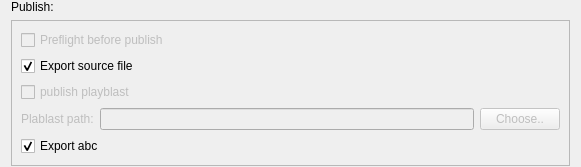
Qt form check/anim/gui/extend_pub_widget.ui (CX-kkk/preflight) before a commit.
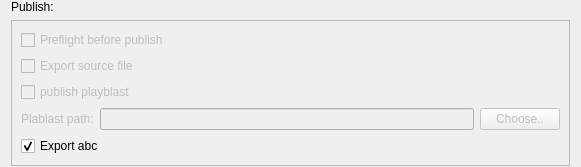
The same form after that commit.

```diff
--- a/check/anim/gui/extend_pub_widget.ui
+++ b/check/anim/gui/extend_pub_widget.ui
@@ -63,14 +63,11 @@
        <item>
         <widget class="QCheckBox" name="checkBox_source_file">
          <property name="enabled">
-          <bool>true</bool>
+          <bool>false</bool>
          </property>
          <property name="text">
           <string>Export source file</string>
          </property>
-         <property name="checked">
-          <bool>true</bool>
-         </property>
         </widget>
        </item>
        <item>
```
